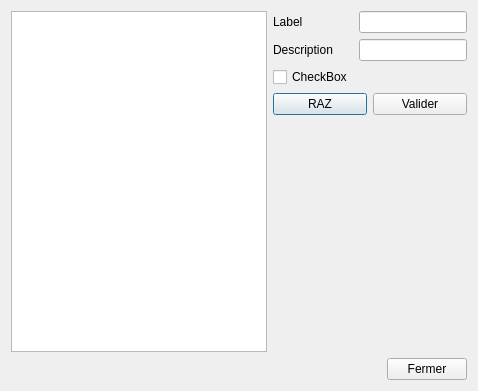
Old version of the form ui/ManageDialog.ui in the repository Jokahero/AlertMe.
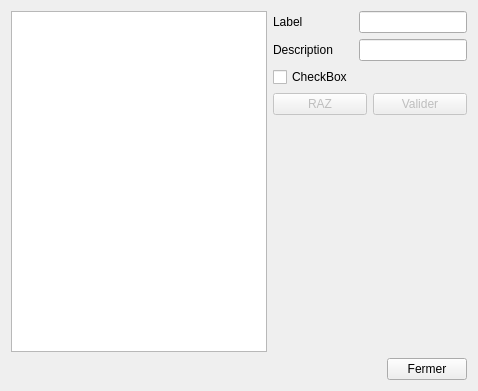
New version of the form.

Commit message: Dynamic button availability on details changes

```diff
--- a/ui/ManageDialog.ui
+++ b/ui/ManageDialog.ui
@@ -52,6 +52,9 @@
         <layout class="QHBoxLayout" name="horizontalLayout">
          <item>
           <widget class="QPushButton" name="resetButton">
+           <property name="enabled">
+            <bool>false</bool>
+           </property>
            <property name="text">
             <string>RAZ</string>
            </property>
@@ -59,6 +62,9 @@
          </item>
          <item>
           <widget class="QPushButton" name="updateButton">
+           <property name="enabled">
+            <bool>false</bool>
+           </property>
            <property name="text">
             <string>Valider</string>
            </property>
```
The commit also changes 2 other files.
